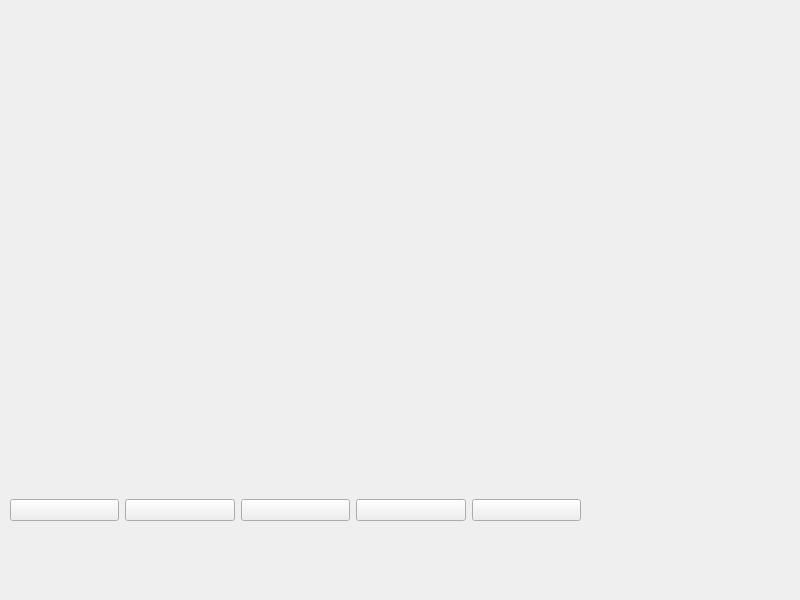
The window that mainwindow.ui (Zqiangqiang/MusicPlayer) describes before a commit, drawn with Qt 5.
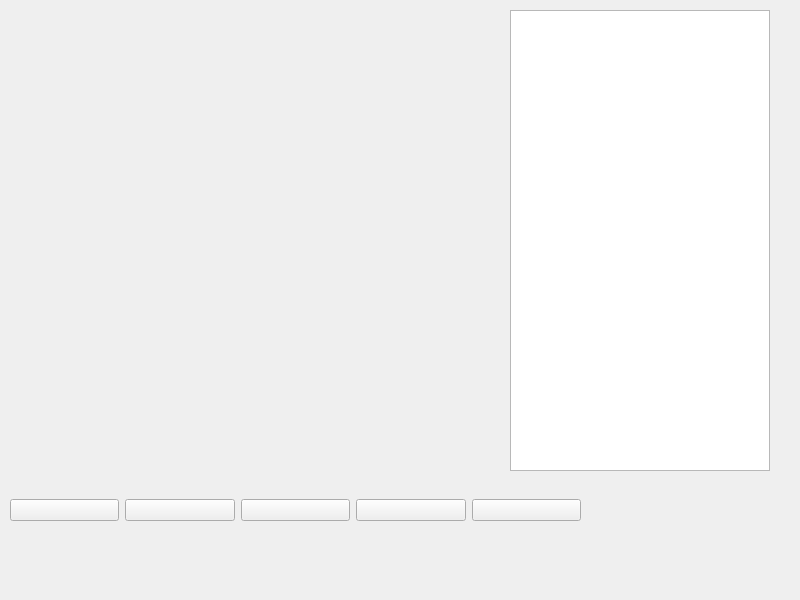
The same window after the commit.

Diff of the .ui file:
```diff
--- a/mainwindow.ui
+++ b/mainwindow.ui
@@ -14,6 +14,26 @@
    <string>MainWindow</string>
   </property>
   <widget class="QWidget" name="centralwidget">
+   <widget class="QWidget" name="rightPanel" native="true">
+    <property name="geometry">
+     <rect>
+      <x>500</x>
+      <y>10</y>
+      <width>280</width>
+      <height>461</height>
+     </rect>
+    </property>
+    <widget class="QListWidget" name="musicList">
+     <property name="geometry">
+      <rect>
+       <x>10</x>
+       <y>0</y>
+       <width>260</width>
+       <height>461</height>
+      </rect>
+     </property>
+    </widget>
+   </widget>
    <widget class="QWidget" name="">
     <property name="geometry">
      <rect>
```
